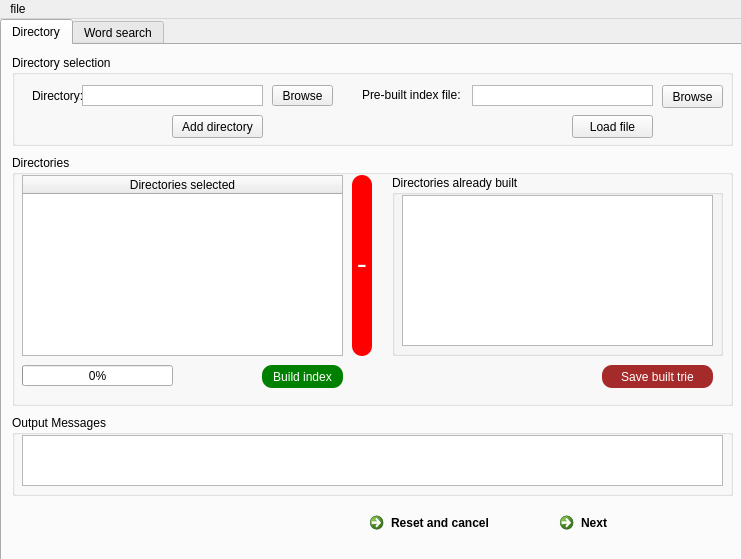
Before: the Qt Designer form mainwindow.ui in moh833/Word_Searcher, drawn with Qt 5.
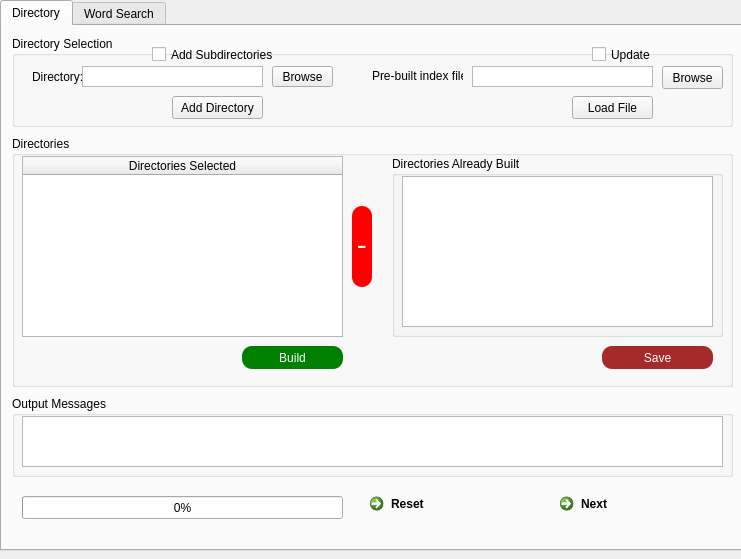
After: the same form once the commit is applied.

Commit message: added update saved files, prefix search and include subdirectories

What changed in the file:
```diff
--- a/mainwindow.ui
+++ b/mainwindow.ui
@@ -43,7 +43,7 @@
        </rect>
       </property>
       <property name="title">
-       <string>Directory selection</string>
+       <string>Directory Selection</string>
       </property>
       <widget class="QPushButton" name="browse_btn">
        <property name="geometry">
@@ -84,7 +84,7 @@
         </rect>
        </property>
        <property name="text">
-        <string>Add directory</string>
+        <string>Add Directory</string>
        </property>
       </widget>
       <widget class="QTextEdit" name="load_field">
@@ -123,7 +123,7 @@
         </rect>
        </property>
        <property name="text">
-        <string>Load file</string>
+        <string>Load File</string>
        </property>
       </widget>
       <widget class="QLabel" name="label_2">
@@ -142,9 +142,9 @@
       <widget class="QLabel" name="label_3">
        <property name="geometry">
         <rect>
-         <x>350</x>
+         <x>360</x>
          <y>30</y>
-         <width>101</width>
+         <width>91</width>
          <height>20</height>
         </rect>
        </property>
@@ -152,6 +152,32 @@
         <string>Pre-built index file:</string>
        </property>
       </widget>
+      <widget class="QCheckBox" name="add_subs">
+       <property name="geometry">
+        <rect>
+         <x>140</x>
+         <y>10</y>
+         <width>121</width>
+         <height>17</height>
+        </rect>
+       </property>
+       <property name="text">
+        <string>Add Subdirectories</string>
+       </property>
+      </widget>
+      <widget class="QCheckBox" name="update_check">
+       <property name="geometry">
+        <rect>
+         <x>580</x>
+         <y>10</y>
+         <width>61</width>
+         <height>17</height>
+        </rect>
+       </property>
+       <property name="text">
+        <string>Update</string>
+       </property>
+      </widget>
      </widget>
      <widget class="QCommandLinkButton" name="reset_btn">
       <property name="geometry">
@@ -163,7 +189,7 @@
        </rect>
       </property>
       <property name="text">
-       <string>Reset and cancel</string>
+       <string>Reset</string>
       </property>
      </widget>
      <widget class="QCommandLinkButton" name="next_btn">
@@ -218,9 +244,9 @@
        <property name="geometry">
         <rect>
          <x>340</x>
-         <y>20</y>
+         <y>70</y>
          <width>20</width>
-         <height>181</height>
+         <height>81</height>
         </rect>
        </property>
        <property name="font">
@@ -244,9 +270,9 @@
       <widget class="QPushButton" name="build_btn">
        <property name="geometry">
         <rect>
-         <x>250</x>
+         <x>230</x>
          <y>210</y>
-         <width>81</width>
+         <width>101</width>
          <height>23</height>
         </rect>
        </property>
@@ -256,7 +282,7 @@
 border-radius:10px;</string>
        </property>
        <property name="text">
-        <string>Build index</string>
+        <string>Build</string>
        </property>
       </widget>
       <widget class="QTreeWidget" name="dir_info">
@@ -270,7 +296,7 @@
        </property>
        <column>
         <property name="text">
-         <string>Directories selected</string>
+         <string>Directories Selected</string>
         </property>
         <property name="textAlignment">
          <set>AlignCenter</set>
@@ -287,7 +313,7 @@
         </rect>
        </property>
        <property name="title">
-        <string>Directories already built</string>
+        <string>Directories Already Built</string>
        </property>
        <widget class="QTextBrowser" name="dir_info_readonly">
         <property name="geometry">
@@ -315,27 +341,27 @@
 border-radius:10px;</string>
        </property>
        <property name="text">
-        <string>Save built trie</string>
+        <string>Save</string>
        </property>
       </widget>
-      <widget class="QProgressBar" name="progress">
-       <property name="geometry">
-        <rect>
-         <x>10</x>
-         <y>210</y>
-         <width>151</width>
-         <height>21</height>
-        </rect>
-       </property>
-       <property name="value">
-        <number>0</number>
-       </property>
-      </widget>
+     </widget>
+     <widget class="QProgressBar" name="progress">
+      <property name="geometry">
+       <rect>
+        <x>20</x>
+        <y>470</y>
+        <width>321</width>
+        <height>23</height>
+       </rect>
+      </property>
+      <property name="value">
+       <number>0</number>
+      </property>
      </widget>
     </widget>
     <widget class="QWidget" name="tab_2">
      <attribute name="title">
-      <string>Word search</string>
+      <string>Word Search</string>
      </attribute>
      <widget class="QGroupBox" name="groupBox_3">
       <property name="geometry">
@@ -481,12 +507,6 @@
      <height>21</height>
     </rect>
    </property>
-   <widget class="QMenu" name="menuLoad_file">
-    <property name="title">
-     <string>file</string>
-    </property>
-   </widget>
-   <addaction name="menuLoad_file"/>
   </widget>
   <action name="actionLoad_file">
    <property name="text">
```
Left out of the diff: 39 changed lines with no effect on the pictures. The commit also changes 7 other files.
